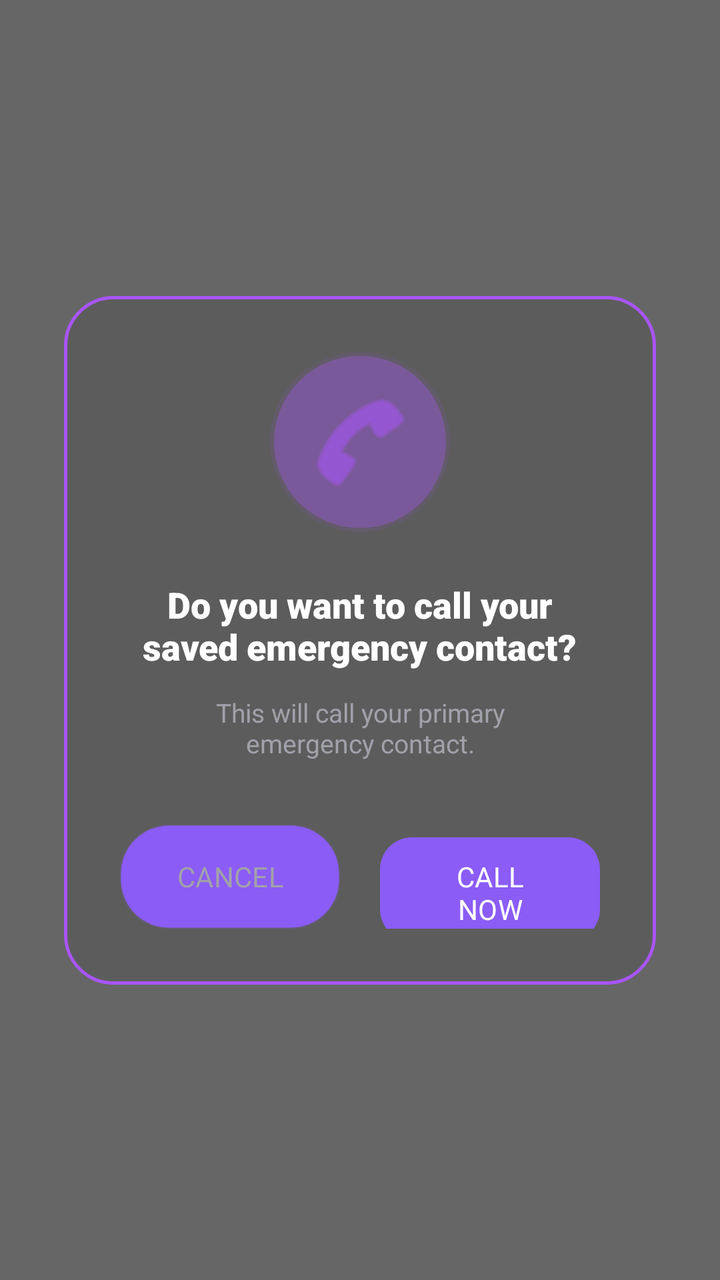
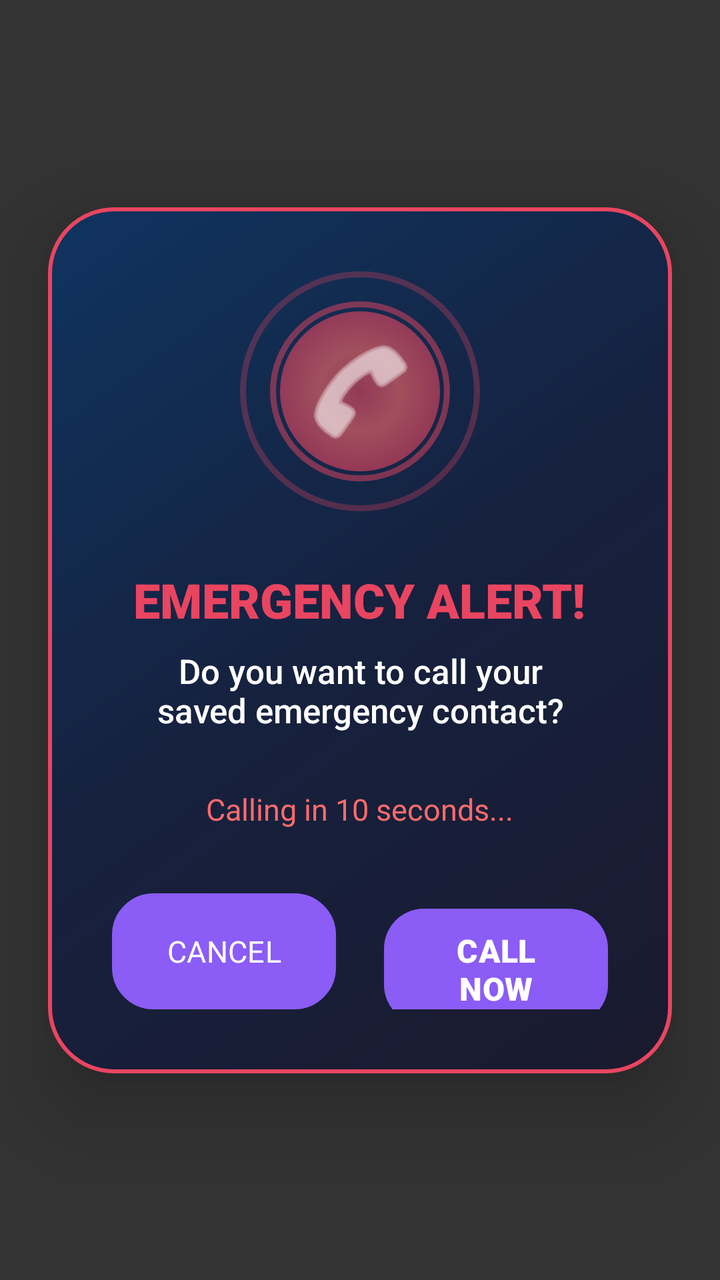

Two renders of the same Android screen: before a commit and after it. Below are the layout's source before the change and the commit's diff.
<!-- AndroidManifest.xml: activity theme Theme.SilentGuard.Transparent -->
<!-- res/layout/activity_emergency_response.xml -->
<?xml version="1.0" encoding="utf-8"?>
<androidx.constraintlayout.widget.ConstraintLayout xmlns:android="http://schemas.android.com/apk/res/android"
    xmlns:app="http://schemas.android.com/apk/res-auto"
    android:layout_width="match_parent"
    android:layout_height="match_parent"
    android:background="#99000000">

    
    <LinearLayout
        android:id="@+id/popup_container"
        android:layout_width="match_parent"
        android:layout_height="wrap_content"
        android:layout_margin="32dp"
        android:background="@drawable/bg_popup_neon"
        android:orientation="vertical"
        android:padding="28dp"
        android:gravity="center"
        app:layout_constraintTop_toTopOf="parent"
        app:layout_constraintBottom_toBottomOf="parent"
        android:elevation="12dp">

        
        <FrameLayout
            android:layout_width="90dp"
            android:layout_height="90dp"
            android:layout_marginBottom="24dp">
            
            <View
                android:id="@+id/icon_glow"
                android:layout_width="match_parent"
                android:layout_height="match_parent"
                android:background="@drawable/bg_dot_neon"
                android:alpha="0.4" />

            <ImageView
                android:id="@+id/iv_warning"
                android:layout_width="56dp"
                android:layout_height="56dp"
                android:layout_gravity="center"
                android:src="@android:drawable/ic_menu_call"
                app:tint="@color/neon_violet" />
        </FrameLayout>

        <TextView
            android:id="@+id/tv_title"
            android:layout_width="wrap_content"
            android:layout_height="wrap_content"
            android:text="Do you want to call your\nsaved emergency contact?"
            android:textColor="@color/text_primary"
            android:textSize="18sp"
            android:fontFamily="sans-serif-black"
            android:gravity="center"
            android:layout_marginBottom="12dp" />

        <TextView
            android:id="@+id/tv_message"
            android:layout_width="wrap_content"
            android:layout_height="wrap_content"
            android:text="This will call your primary\nemergency contact."
            android:textColor="@color/text_secondary"
            android:textSize="13sp"
            android:gravity="center"
            android:layout_marginBottom="32dp" />

        <TextView
            android:id="@+id/tv_sub_message"
            android:layout_width="wrap_content"
            android:layout_height="wrap_content"
            android:text=""
            android:textColor="@color/text_secondary"
            android:textSize="12sp"
            android:gravity="center"
            android:layout_marginBottom="32dp"
            android:visibility="gone" />

        
        <LinearLayout
            android:layout_width="match_parent"
            android:layout_height="wrap_content"
            android:orientation="horizontal">

            <Button
                android:id="@+id/btn_negative"
                android:layout_width="0dp"
                android:layout_height="52dp"
                android:layout_weight="1"
                android:text="CANCEL"
                android:textColor="@color/text_secondary"
                android:background="@drawable/bg_glass_card"
                android:textAllCaps="false"
                android:fontFamily="sans-serif-bold"
                android:layout_marginEnd="10dp" />

            <Button
                android:id="@+id/btn_positive"
                android:layout_width="0dp"
                android:layout_height="52dp"
                android:layout_weight="1"
                android:text="CALL NOW"
                style="@style/NeonButton"
                android:background="@drawable/bg_neon_button"
                android:textAllCaps="false"
                android:fontFamily="sans-serif-bold"
                android:layout_marginStart="10dp" />
        </LinearLayout>

    </LinearLayout>

    
    <View
        android:id="@+id/siren_overlay"
        android:layout_width="match_parent"
        android:layout_height="match_parent"
        android:background="#4DFF00FF"
        android:visibility="gone" />

</androidx.constraintlayout.widget.ConstraintLayout>
<!-- resources referenced by this layout -->
<resources>
  <color name="neon_violet">#A855F7</color>
  <color name="text_primary">#FFFFFF</color>
  <color name="text_secondary">#A1A1AA</color>
  <!-- drawable bg_dot_neon (drawable) -->
  <?xml version="1.0" encoding="utf-8"?>
  <shape xmlns:android="http://schemas.android.com/apk/res/android"
      android:shape="oval">
      <solid android:color="@color/neon_violet" />
      <stroke
          android:width="4dp"
          android:color="@color/neon_violet_glow" />
      <size android:width="24dp" android:height="24dp" />
  </shape>
  <!-- drawable bg_glass_card (drawable) -->
  <?xml version="1.0" encoding="utf-8"?>
  <shape xmlns:android="http://schemas.android.com/apk/res/android">
      <solid android:color="@color/bg_secondary" />
      <corners android:radius="24dp" />
      <stroke
          android:width="1dp"
          android:color="@color/bg_glass_stroke" />
  </shape>
  <!-- drawable bg_neon_button (drawable) -->
  <?xml version="1.0" encoding="utf-8"?>
  <ripple xmlns:android="http://schemas.android.com/apk/res/android"
      android:color="#40FFFFFF">
      <item>
          <shape>
              <gradient
                  android:startColor="@color/accent_purple"
                  android:endColor="@color/neon_violet"
                  android:angle="45" />
              <corners android:radius="16dp" />
          </shape>
      </item>
  </ripple>
  <!-- drawable bg_popup_neon (drawable) -->
  <?xml version="1.0" encoding="utf-8"?>
  <shape xmlns:android="http://schemas.android.com/apk/res/android">
      <solid android:color="#1A000000" />
      <corners android:radius="24dp" />
      <stroke
          android:width="1.5dp"
          android:color="@color/neon_violet" />
  </shape>
  <style name="NeonButton">
          <item name="android:background">@drawable/bg_neon_button</item>
          <item name="android:textColor">@color/text_primary</item>
          <item name="android:textAllCaps">false</item>
          <item name="android:fontFamily">sans-serif-medium</item>
      </style>
  <style name="Theme.SilentGuard.Transparent" parent="Theme.SilentGuard">
          <item name="android:windowBackground">@android:color/transparent</item>
          <item name="android:windowIsTranslucent">true</item>
          <item name="android:windowIsFloating">true</item>
          <item name="android:windowNoTitle">true</item>
          <item name="android:windowContentOverlay">@null</item>
          <item name="android:backgroundDimEnabled">true</item>
          <item name="android:windowAnimationStyle">@android:style/Animation.Dialog</item>
      </style>
  <color name="neon_violet_glow">#40A855F7</color>
  <color name="bg_secondary">#0B1020</color>
  <color name="bg_glass_stroke">#30FFFFFF</color>
  <color name="accent_purple">#8B5CF6</color>
  <style name="Theme.SilentGuard" parent="Theme.Material3.DayNight.NoActionBar">
          <item name="colorPrimary">@color/accent_purple</item>
          <item name="android:windowBackground">@color/bg_primary</item>
          <item name="android:statusBarColor">@color/bg_primary</item>
          <item name="android:navigationBarColor">@color/bg_primary</item>
      </style>
  <color name="bg_primary">#050816</color>
</resources>

<!-- the commit's change to res/layout/activity_emergency_response.xml (unified diff, before → after) -->
@@ -3,75 +3,101 @@
     xmlns:app="http://schemas.android.com/apk/res-auto"
     android:layout_width="match_parent"
     android:layout_height="match_parent"
-    android:background="#99000000">
+    android:background="#CC000000">
 
     
     <LinearLayout
         android:id="@+id/popup_container"
         android:layout_width="match_parent"
         android:layout_height="wrap_content"
-        android:layout_margin="32dp"
-        android:background="@drawable/bg_popup_neon"
+        android:layout_margin="24dp"
+        android:background="@drawable/bg_emergency_popup"
         android:orientation="vertical"
-        android:padding="28dp"
+        android:padding="32dp"
         android:gravity="center"
         app:layout_constraintTop_toTopOf="parent"
         app:layout_constraintBottom_toBottomOf="parent"
-        android:elevation="12dp">
+        android:elevation="24dp">
 
         
         <FrameLayout
-            android:layout_width="90dp"
-            android:layout_height="90dp"
-            android:layout_marginBottom="24dp">
+            android:layout_width="120dp"
+            android:layout_height="120dp"
+            android:layout_marginBottom="28dp">
+
+            
+            <View
+                android:id="@+id/pulse_ring_outer"
+                android:layout_width="match_parent"
+                android:layout_height="match_parent"
+                android:background="@drawable/bg_emergency_pulse_ring"
+                android:alpha="0.3" />
+
+            
+            <View
+                android:id="@+id/pulse_ring_inner"
+                android:layout_width="90dp"
+                android:layout_height="90dp"
+                android:layout_gravity="center"
+                android:background="@drawable/bg_emergency_pulse_ring"
+                android:alpha="0.5" />
+
             
             <View
                 android:id="@+id/icon_glow"
-                android:layout_width="match_parent"
-                android:layout_height="match_parent"
-                android:background="@drawable/bg_dot_neon"
-                android:alpha="0.4" />
+                android:layout_width="80dp"
+                android:layout_height="80dp"
+                android:layout_gravity="center"
+                android:background="@drawable/bg_emergency_icon_glow"
+                android:alpha="0.6" />
 
+            
             <ImageView
                 android:id="@+id/iv_warning"
-                android:layout_width="56dp"
-                android:layout_height="56dp"
+                android:layout_width="60dp"
+                android:layout_height="60dp"
                 android:layout_gravity="center"
                 android:src="@android:drawable/ic_menu_call"
-                app:tint="@color/neon_violet" />
+                app:tint="@color/emergency_text_primary" />
         </FrameLayout>
 
+        
         <TextView
             android:id="@+id/tv_title"
             android:layout_width="wrap_content"
             android:layout_height="wrap_content"
-            android:text="Do you want to call your\nsaved emergency contact?"
-            android:textColor="@color/text_primary"
-            android:textSize="18sp"
+            android:text="EMERGENCY ALERT!"
+            android:textColor="@color/emergency_red"
+            android:textSize="24sp"
             android:fontFamily="sans-serif-black"
             android:gravity="center"
-            android:layout_marginBottom="12dp" />
+            android:layout_marginBottom="8dp"
+            android:textStyle="bold" />
 
+        
         <TextView
             android:id="@+id/tv_message"
             android:layout_width="wrap_content"
             android:layout_height="wrap_content"
-            android:text="This will call your primary\nemergency contact."
-            android:textColor="@color/text_secondary"
-            android:textSize="13sp"
+            android:text="Do you want to call your\nsaved emergency contact?"
+            android:textColor="@color/emergency_text_primary"
+            android:textSize="17sp"
             android:gravity="center"
-            android:layout_marginBottom="32dp" />
+            android:layout_marginBottom="28dp"
+            android:fontFamily="sans-serif-medium" />
 
+        
         <TextView
             android:id="@+id/tv_sub_message"
             android:layout_width="wrap_content"
             android:layout_height="wrap_content"
-            android:text=""
-            android:textColor="@color/text_secondary"
-            android:textSize="12sp"
+            android:text="Calling in 10 seconds..."
+            android:textColor="@color/emergency_red_light"
+            android:textSize="15sp"
             android:gravity="center"
             android:layout_marginBottom="32dp"
-            android:visibility="gone" />
+            android:fontFamily="sans-serif-bold"
+            android:visibility="visible" />
 
         
         <LinearLayout
@@ -79,29 +105,33 @@
             android:layout_height="wrap_content"
             android:orientation="horizontal">
 
+            
             <Button
                 android:id="@+id/btn_negative"
                 android:layout_width="0dp"
-                android:layout_height="52dp"
+                android:layout_height="58dp"
                 android:layout_weight="1"
                 android:text="CANCEL"
-                android:textColor="@color/text_secondary"
-                android:background="@drawable/bg_glass_card"
+                android:textColor="@color/emergency_text_primary"
+                android:background="@drawable/bg_emergency_button_cancel"
                 android:textAllCaps="false"
                 android:fontFamily="sans-serif-bold"
-                android:layout_marginEnd="10dp" />
+                android:textSize="15sp"
+                android:layout_marginEnd="12dp" />
 
+            
             <Button
                 android:id="@+id/btn_positive"
                 android:layout_width="0dp"
-                android:layout_height="52dp"
+                android:layout_height="58dp"
                 android:layout_weight="1"
                 android:text="CALL NOW"
-                style="@style/NeonButton"
-                android:background="@drawable/bg_neon_button"
+                android:textColor="@color/emergency_text_primary"
+                android:background="@drawable/bg_emergency_button_call"
                 android:textAllCaps="false"
-                android:fontFamily="sans-serif-bold"
-                android:layout_marginStart="10dp" />
+                android:fontFamily="sans-serif-black"
+                android:textSize="16sp"
+                android:layout_marginStart="12dp" />
         </LinearLayout>
 
     </LinearLayout>
@@ -111,7 +141,7 @@
         android:id="@+id/siren_overlay"
         android:layout_width="match_parent"
         android:layout_height="match_parent"
-        android:background="#4DFF00FF"
+        android:background="#30E94560"
         android:visibility="gone" />
 
 </androidx.constraintlayout.widget.ConstraintLayout>
<!-- resource entries referenced after the edit -->
@@ -1,56 +1,73 @@
 <!-- resources referenced by this layout -->
 <resources>
-  <color name="neon_violet">#A855F7</color>
-  <color name="text_primary">#FFFFFF</color>
-  <color name="text_secondary">#A1A1AA</color>
-  <!-- drawable bg_dot_neon (drawable) -->
+  <color name="emergency_red">#E94560</color>
+  <color name="emergency_red_light">#FF6B6B</color>
+  <color name="emergency_text_primary">#FFFFFF</color>
+  <!-- drawable bg_emergency_button_call (drawable) -->
   <?xml version="1.0" encoding="utf-8"?>
-  <shape xmlns:android="http://schemas.android.com/apk/res/android"
-      android:shape="oval">
-      <solid android:color="@color/neon_violet" />
-      <stroke
-          android:width="4dp"
-          android:color="@color/neon_violet_glow" />
-      <size android:width="24dp" android:height="24dp" />
-  </shape>
-  <!-- drawable bg_glass_card (drawable) -->
-  <?xml version="1.0" encoding="utf-8"?>
-  <shape xmlns:android="http://schemas.android.com/apk/res/android">
-      <solid android:color="@color/bg_secondary" />
-      <corners android:radius="24dp" />
-      <stroke
-          android:width="1dp"
-          android:color="@color/bg_glass_stroke" />
-  </shape>
-  <!-- drawable bg_neon_button (drawable) -->
+  <ripple xmlns:android="http://schemas.android.com/apk/res/android"
+      android:color="#60E94560">
+      <item>
+          <shape>
+              <gradient
+                  android:startColor="#E94560"
+                  android:centerColor="#FF6B6B"
+                  android:endColor="#E94560"
+                  android:angle="45" />
+              <corners android:radius="20dp" />
+          </shape>
+      </item>
+  </ripple>
+  <!-- drawable bg_emergency_button_cancel (drawable) -->
   <?xml version="1.0" encoding="utf-8"?>
   <ripple xmlns:android="http://schemas.android.com/apk/res/android"
       android:color="#40FFFFFF">
       <item>
           <shape>
-              <gradient
-                  android:startColor="@color/accent_purple"
-                  android:endColor="@color/neon_violet"
-                  android:angle="45" />
-              <corners android:radius="16dp" />
+              <solid android:color="#2D3748" />
+              <corners android:radius="20dp" />
+              <stroke
+                  android:width="1.5dp"
+                  android:color="#4A5568" />
           </shape>
       </item>
   </ripple>
-  <!-- drawable bg_popup_neon (drawable) -->
+  <!-- drawable bg_emergency_icon_glow (drawable) -->
+  <?xml version="1.0" encoding="utf-8"?>
+  <shape xmlns:android="http://schemas.android.com/apk/res/android"
+      android:shape="oval">
+      <gradient
+          android:startColor="#E94560"
+          android:centerColor="#FF6B6B"
+          android:endColor="#E94560"
+          android:type="radial"
+          android:gradientRadius="50%" />
+  </shape>
+  <!-- drawable bg_emergency_popup (drawable) -->
   <?xml version="1.0" encoding="utf-8"?>
   <shape xmlns:android="http://schemas.android.com/apk/res/android">
-      <solid android:color="#1A000000" />
-      <corners android:radius="24dp" />
+      <gradient
+          android:startColor="#1A1A2E"
+          android:centerColor="#16213E"
+          android:endColor="#0F3460"
+          android:angle="135"
+          android:type="linear" />
+      <corners android:radius="32dp" />
       <stroke
-          android:width="1.5dp"
-          android:color="@color/neon_violet" />
+          android:width="2dp"
+          android:color="#E94560" />
   </shape>
-  <style name="NeonButton">
-          <item name="android:background">@drawable/bg_neon_button</item>
-          <item name="android:textColor">@color/text_primary</item>
-          <item name="android:textAllCaps">false</item>
-          <item name="android:fontFamily">sans-serif-medium</item>
-      </style>
+  <!-- drawable bg_emergency_pulse_ring (drawable) -->
+  <?xml version="1.0" encoding="utf-8"?>
+  <shape xmlns:android="http://schemas.android.com/apk/res/android"
+      android:shape="oval">
+      <stroke
+          android:width="3dp"
+          android:color="#E94560" />
+      <size
+          android:width="120dp"
+          android:height="120dp" />
+  </shape>
   <style name="Theme.SilentGuard.Transparent" parent="Theme.SilentGuard">
           <item name="android:windowBackground">@android:color/transparent</item>
           <item name="android:windowIsTranslucent">true</item>
@@ -60,9 +77,6 @@
           <item name="android:backgroundDimEnabled">true</item>
           <item name="android:windowAnimationStyle">@android:style/Animation.Dialog</item>
       </style>
-  <color name="neon_violet_glow">#40A855F7</color>
-  <color name="bg_secondary">#0B1020</color>
-  <color name="bg_glass_stroke">#30FFFFFF</color>
   <color name="accent_purple">#8B5CF6</color>
   <style name="Theme.SilentGuard" parent="Theme.Material3.DayNight.NoActionBar">
           <item name="colorPrimary">@color/accent_purple</item>
